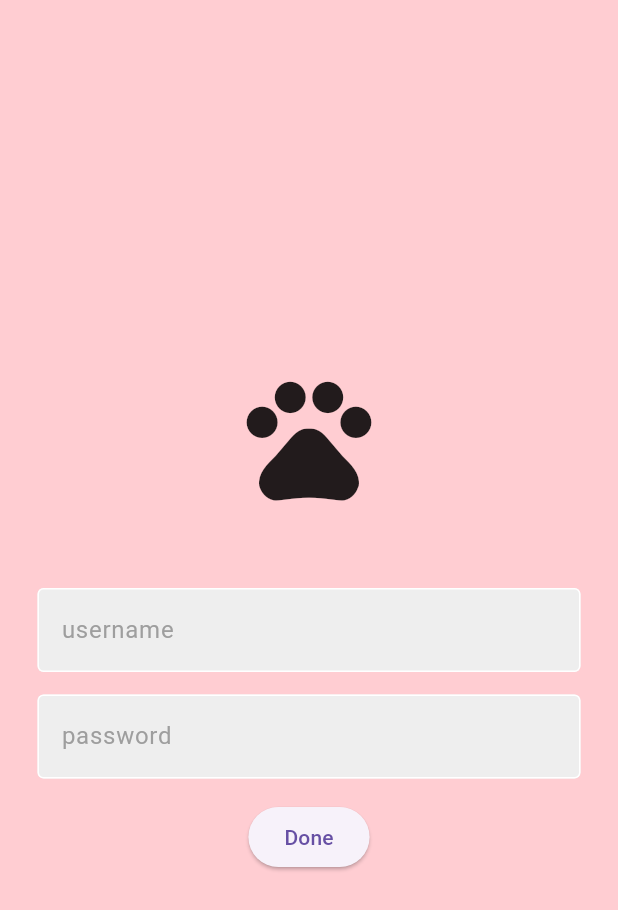
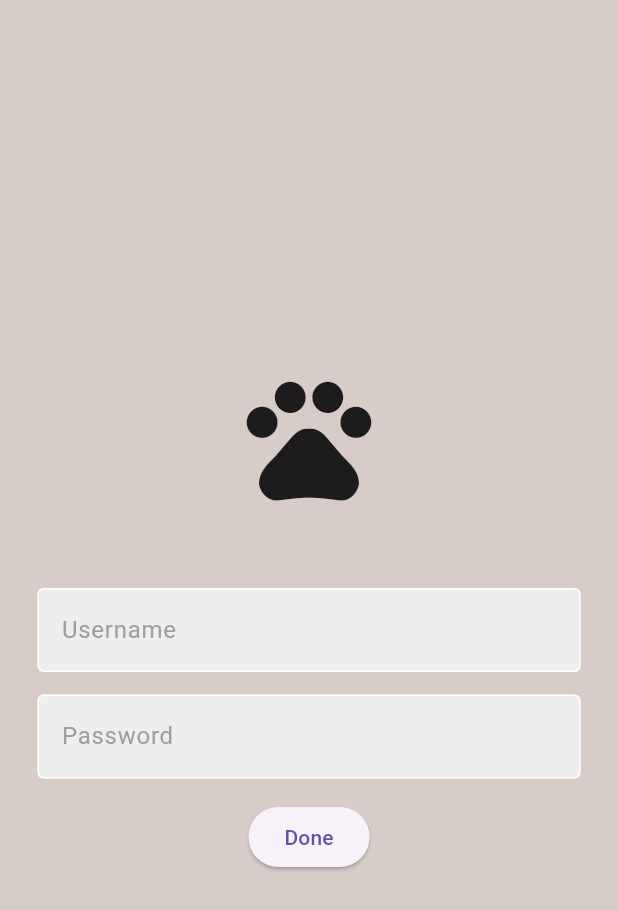
Before and after one commit to yoko3new/Virtual-Pet-App, a Flutter app: the LoginPage2 screen opened by its route, on a phone screen of 412 x 824 dp. Shown: the top 910 px of the screen. Run offline on Flutter 3.47's test engine with Material 3 defaults, Android fonts, the phone set to English and light mode, and no system bars.

Commit message:
Update login_page_2.dart

```diff
--- a/lib/pages/login_page_2.dart
+++ b/lib/pages/login_page_2.dart
@@ -1,7 +1,5 @@
 import 'package:flutter/material.dart';
-import 'package:login/components/my_button.dart';
 import 'package:login/components/my_textfield.dart';
-import 'package:login/components/square_tile.dart';
 
 class LoginPage2 extends StatelessWidget {
   LoginPage2({super.key});
@@ -13,7 +11,7 @@ class LoginPage2 extends StatelessWidget {
   @override
   Widget build(BuildContext context) {
     return Scaffold(
-      backgroundColor: Colors.red[100],
+      backgroundColor: Colors.brown[100],
       body: SafeArea(
         child: Center(
           child: Column(
@@ -31,7 +29,7 @@ class LoginPage2 extends StatelessWidget {
 // username textfield
               MyTextField(
                 controller: usernameController,
-                hintText: 'username',
+                hintText: 'Username',
                 obscureText: false,
               ),
 
@@ -40,7 +38,7 @@ class LoginPage2 extends StatelessWidget {
               // password textfield
               MyTextField(
                 controller: passwordController,
-                hintText: 'password',
+                hintText: 'Password',
                 obscureText: true,
               ),
 
```
